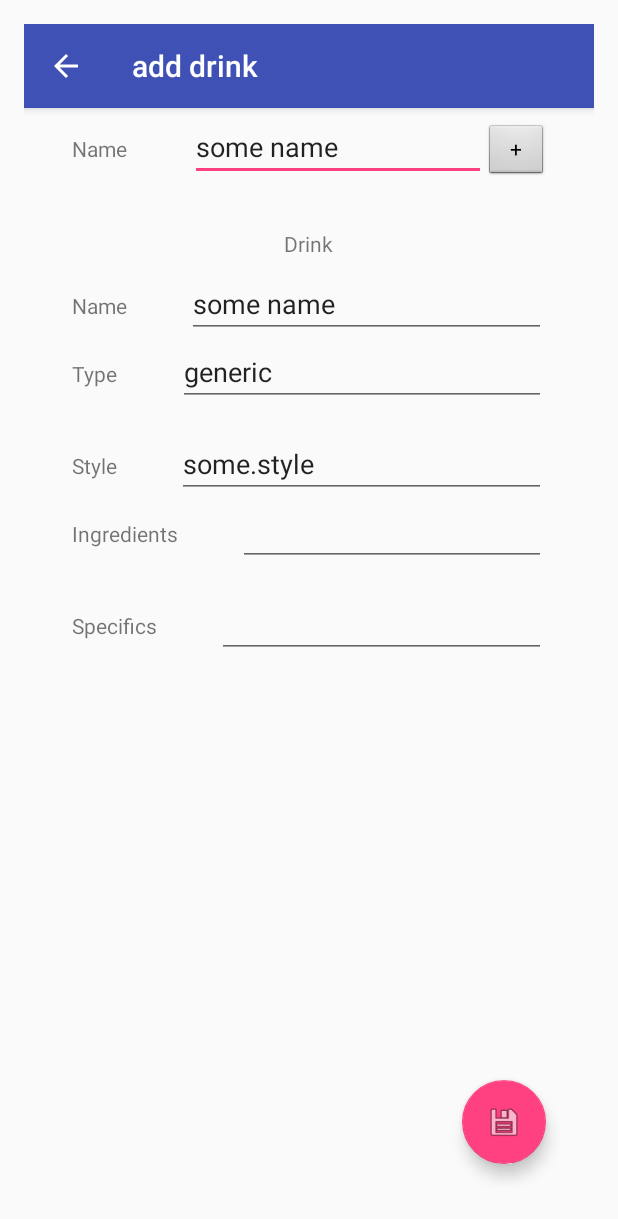
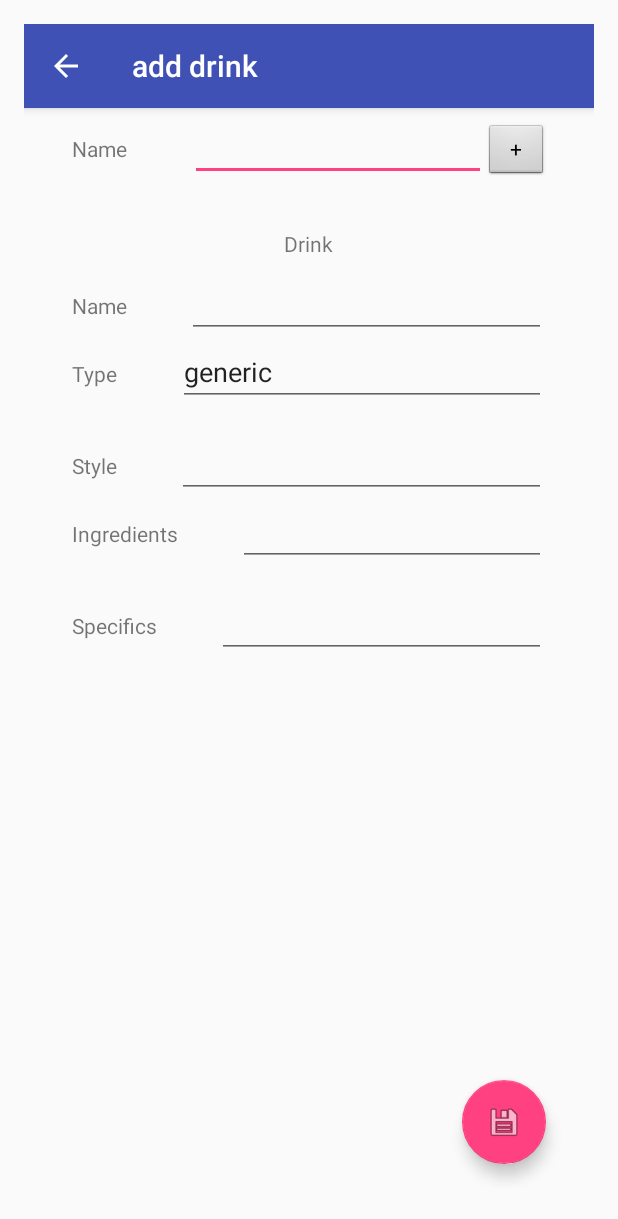
Before and after one commit to fbartnitzek/TasteEmAll, an Android app: the screen it shows after launch (AddDrinkActivity), after a tap on an icon or button, on a phone screen of 412 x 824 dp. Shown: the top 1219 px of the screen. Run offline under Robolectric (Android 15) with nearby library versions, the phone set to English and light mode, and no system bars.

Commit message:
updated main-search, changed layout, updated gradle - searches producer by name or location - scrollable AddDetailViews, better CompletionTextView

```diff
--- a/app/src/main/java/com/example/fbartnitzek/tasteemall/MainFragment.java
+++ b/app/src/main/java/com/example/fbartnitzek/tasteemall/MainFragment.java
@@ -168,7 +168,7 @@ public class MainFragment extends Fragment implements LoaderManager.LoaderCallba
         switch (id) {
             case PRODUCER_LOADER_ID:
                 return new CursorLoader(getActivity(),
-                        ProducerEntry.buildUriWithName(mSearchString == null ? "" : mSearchString),
+                        ProducerEntry.buildUriWithPattern(mSearchString == null ? "" : mSearchString),
                         PRODUCER_QUERY_COLUMNS,
                         null, null,
                         ProducerEntry.TABLE_NAME + "." + Producer.NAME + " ASC");
--- a/app/src/main/java/com/example/fbartnitzek/tasteemall/data/DatabaseContract.java
+++ b/app/src/main/java/com/example/fbartnitzek/tasteemall/data/DatabaseContract.java
@@ -27,6 +27,7 @@ public class DatabaseContract {
 
     public static final String PATH_PRODUCER = "producer";
     public static final String PATH_PRODUCER_BY_NAME = "producer_by_name";
+    public static final String PATH_PRODUCER_BY_PATTERN = "producer_by_pattern";
     public static final String PATH_DRINK_BY_NAME = "drink_by_name";
     public static final String PATH_DRINK = "drink";
     public static final String PATH_DRINK_WITH_PRODUCER_BY_NAME = "drink_with_producer_by_name";
@@ -49,18 +50,18 @@ public class DatabaseContract {
                 + "/" + CONTENT_AUTHORITY + "/" + PATH_PRODUCER;
 
         public static Uri buildUri(long id) {
-//            return CONTENT_URI.buildUpon().appendPath(Long.toString(id)).build();
             return ContentUris.withAppendedId(CONTENT_URI, id);
         }
 
+
+
         public static Uri buildUriWithName(String searchString) {
-//            Log.v(LOG_TAG, "buildUriWithName, " + "searchString = [" + searchString + "]");
             return BASE_CONTENT_URI.buildUpon().appendPath(PATH_PRODUCER_BY_NAME).
                     appendPath(searchString).build();
-//            return CONTENT_URI.buildUpon().
-////                    appendQueryParameter("pattern", searchString).build();
-//                    appendPath(PATH_PATTERN).
-//                    appendPath(searchString).build();
+        }
+        public static Uri buildUriWithPattern(String searchString) {
+            return BASE_CONTENT_URI.buildUpon().appendPath(PATH_PRODUCER_BY_PATTERN).
+                    appendPath(searchString).build();
         }
 
         public static String getSearchString(Uri uri) {
--- a/app/src/main/res/layout/fragment_add_drink_detail.xml
+++ b/app/src/main/res/layout/fragment_add_drink_detail.xml
@@ -1,11 +1,17 @@
 <?xml version="1.0" encoding="utf-8"?>
-<LinearLayout xmlns:android="http://schemas.android.com/apk/res/android"
+
+<ScrollView
+    xmlns:android="http://schemas.android.com/apk/res/android"
     xmlns:tools="http://schemas.android.com/tools"
     android:layout_width="match_parent"
     android:layout_height="match_parent"
+    tools:showIn="@layout/fragment_add_drink">
+
+    <LinearLayout
+                  android:layout_width="match_parent"
+                  android:layout_height="match_parent"
                   android:orientation="vertical"
-              android:padding="16dp"
-              tools:showIn="@layout/fragment_add_drink">
+                  android:padding="16dp">
 
         <TextView
             android:id="@+id/label_producer"
@@ -26,15 +32,13 @@
                 android:layout_width="0dp"
                 android:layout_weight="2"
                 android:layout_height="wrap_content"
-            android:paddingRight="40dp"
                 android:text="Name"/>
 
             <AutoCompleteTextView
                 android:id="@+id/producer_name"
                 android:layout_width="0dp"
                 android:layout_weight="5"
-            android:layout_height="wrap_content"
-            android:text="some name"/>
+                android:layout_height="wrap_content"/>
 
             <Button
                 android:id="@+id/add_producer_button"
@@ -71,8 +75,7 @@
             <EditText
                 android:id="@+id/drink_name"
                 android:layout_width="match_parent"
-            android:layout_height="wrap_content"
-            android:text="some name"/>
+                android:layout_height="wrap_content"/>
         </LinearLayout>
 
         <LinearLayout
@@ -110,8 +113,7 @@
             <EditText
                 android:id="@+id/drink_style"
                 android:layout_width="match_parent"
-            android:layout_height="wrap_content"
-            android:text="some.style"/>
+                android:layout_height="wrap_content"/>
         </LinearLayout>
 
         <LinearLayout
@@ -130,8 +132,7 @@
             <EditText
                 android:id="@+id/drink_ingredients"
                 android:layout_width="match_parent"
-            android:layout_height="wrap_content"
-            android:text=""/>
+                android:layout_height="wrap_content"/>
         </LinearLayout>
 
         <LinearLayout
@@ -150,8 +151,9 @@
             <EditText
                 android:id="@+id/drink_specifics"
                 android:layout_width="match_parent"
-            android:layout_height="wrap_content"
-            android:text=""/>
+                android:layout_height="wrap_content"/>
         </LinearLayout>
 
     </LinearLayout>
+
+</ScrollView>
--- a/app/src/main/res/layout/list_item_producer_completion.xml
+++ b/app/src/main/res/layout/list_item_producer_completion.xml
@@ -5,13 +5,13 @@
     android:layout_height="wrap_content"
     android:layout_margin="4dp"
     android:gravity="center_horizontal"
-    android:orientation="horizontal">
+    android:orientation="vertical">
 
     <TextView
         android:id="@+id/list_item_producer_name"
         android:layout_width="wrap_content"
         android:layout_height="wrap_content"
-        android:layout_marginRight="8dp"
+        android:textSize="@dimen/text_size_completion_main"
         android:text="THE Brewery"/>
 
 
@@ -19,6 +19,7 @@
         android:id="@+id/list_item_producer_location"
         android:layout_width="wrap_content"
         android:layout_height="wrap_content"
+        android:textSize="@dimen/text_size_completion_side"
         android:text="(some town)"/>
 
 
--- a/app/src/main/res/values/dimens.xml
+++ b/app/src/main/res/values/dimens.xml
@@ -3,4 +3,6 @@
     <dimen name="activity_horizontal_margin">16dp</dimen>
     <dimen name="activity_vertical_margin">16dp</dimen>
     <dimen name="fab_margin">16dp</dimen>
+    <dimen name="text_size_completion_main">18sp</dimen>
+    <dimen name="text_size_completion_side">14sp</dimen>
 </resources>
--- a/build.gradle
+++ b/build.gradle
@@ -5,7 +5,7 @@ buildscript {
         jcenter()
     }
     dependencies {
-        classpath 'com.android.tools.build:gradle:2.0.0'
+        classpath 'com.android.tools.build:gradle:2.1.0'
 
         // NOTE: Do not place your application dependencies here; they belong
         // in the individual module build.gradle files
```
Also changed, not shown: app/src/main/java/com/example/fbartnitzek/tasteemall/data/DatabaseProvider.java (+15 -0 lines), app/src/main/res/layout/fragment_add_producer_detail.xml (+15 -100 lines). Lines whose indentation alone changed are shown as unchanged.
